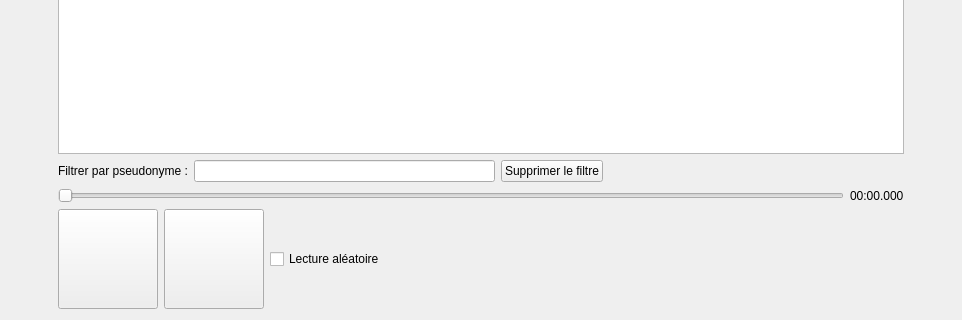
The window that src/mainwindow.ui (max22-/loan) describes before a commit, drawn with Qt 5; both pictures show x 0 to 962 and y 314 to 634 of the 962 by 634 pixel window.
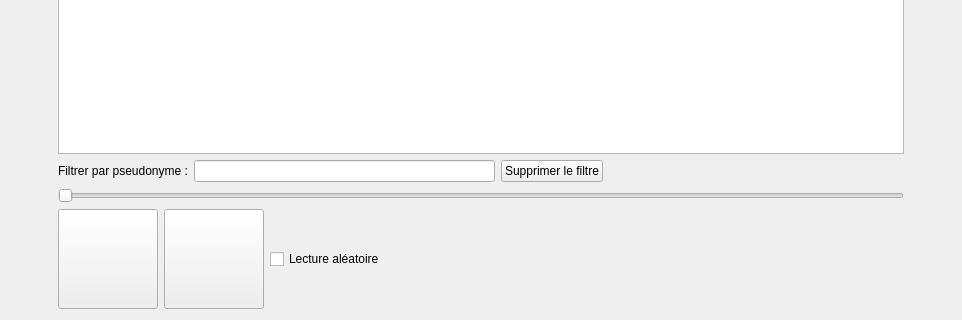
The same window after the commit. Icons and pictures are not drawn. Custom widgets are drawn as their Qt base class.

Commit message:
Intégration du nouveau widget dans le code du player
Il reste à l'intégrer aussi dans la partie enregistrement. Le code va
être plus propre, c'est cool.

The edit to the form file:
```diff
--- a/src/mainwindow.ui
+++ b/src/mainwindow.ui
@@ -1353,22 +1353,12 @@
           <item>
            <layout class="QHBoxLayout" name="horizontalLayout_30">
             <item>
-             <widget class="QSlider" name="playerSlider">
-              <property name="maximum">
-               <number>100</number>
-              </property>
+             <widget class="TimeSlider" name="playerSlider">
               <property name="orientation">
                <enum>Qt::Horizontal</enum>
               </property>
              </widget>
             </item>
-            <item>
-             <widget class="QLabel" name="playerTimeLabel">
-              <property name="text">
-               <string>00:00.000</string>
-              </property>
-             </widget>
-            </item>
            </layout>
           </item>
           <item>
@@ -1486,6 +1476,13 @@
   </widget>
  </widget>
  <layoutdefault spacing="6" margin="11"/>
+ <customwidgets>
+  <customwidget>
+   <class>TimeSlider</class>
+   <extends>QSlider</extends>
+   <header>timeslider.h</header>
+  </customwidget>
+ </customwidgets>
  <resources/>
  <connections/>
 </ui>
```
The commit also changes 4 other files.
